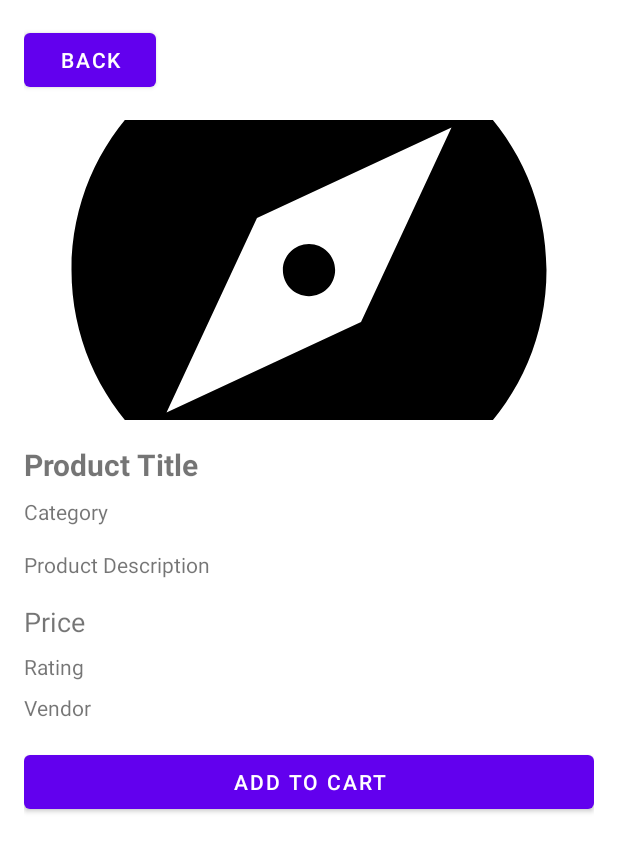
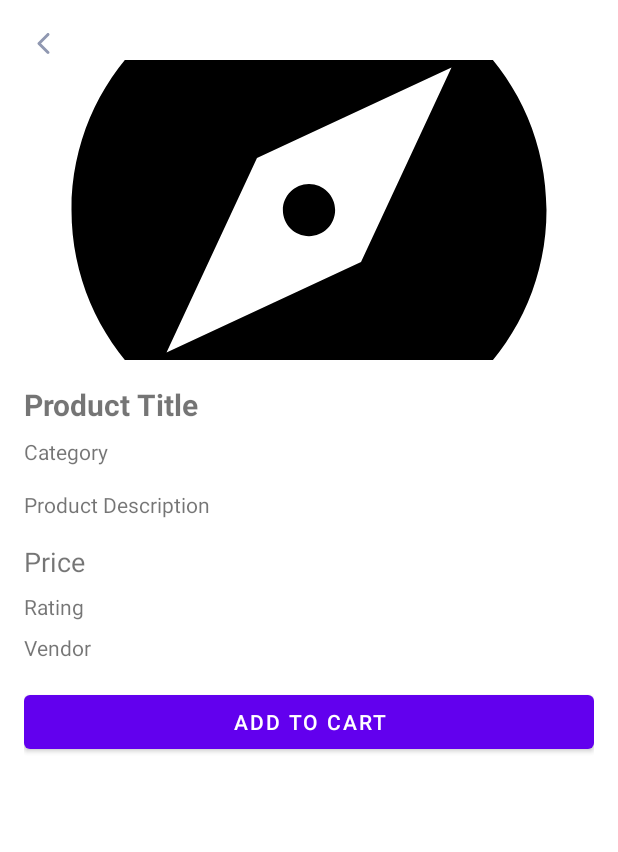
Before and after one commit to IT21168390/E-commerce_Customers_Android_App-EAD_Assessment, an Android app: the layout fragment_product_details.xml on its own in the app's theme, with its tools: preview values and no code run, on a phone screen of 412 x 824 dp. Shown: the top 852 px of the screen. Run offline under Robolectric (Android 15) with nearby library versions, the phone set to English and light mode, and no system bars.

Commit message:
Updated some navigation parts

```diff
--- a/app/src/main/java/com/example/e_commercecustomers_ead/fragments/ProductDetailsFragment.java
+++ b/app/src/main/java/com/example/e_commercecustomers_ead/fragments/ProductDetailsFragment.java
@@ -20,9 +20,9 @@ import com.example.e_commercecustomers_ead.services.CartManager;
 
 public class ProductDetailsFragment extends Fragment {
 
-    private ImageView productImage;
+    private ImageView productImage, backButton;
     private TextView productTitle, productCategory, productDescription, productPrice, productRating, vendorName;
-    private Button addToCartButton, backButton;
+    private Button addToCartButton;
     private Product product;
 
     public ProductDetailsFragment() {
--- a/app/src/main/res/layout/fragment_product_details.xml
+++ b/app/src/main/res/layout/fragment_product_details.xml
@@ -9,12 +9,12 @@
         android:layout_height="wrap_content"
         android:orientation="vertical">
 
-        <Button
+        <ImageView
             android:id="@+id/backButton"
-            android:layout_width="wrap_content"
-            android:layout_height="wrap_content"
-            android:text="Back"
-            android:layout_marginBottom="16dp" />
+            android:layout_width="24dp"
+            android:layout_height="24dp"
+            android:src="@drawable/ic_back_arrow" />
+
 
         <ImageView
             android:id="@+id/productImage"
```
Also changed, not shown: app/src/main/java/com/example/e_commercecustomers_ead/fragments/CategoryFragment.java (+11 -0 lines).
